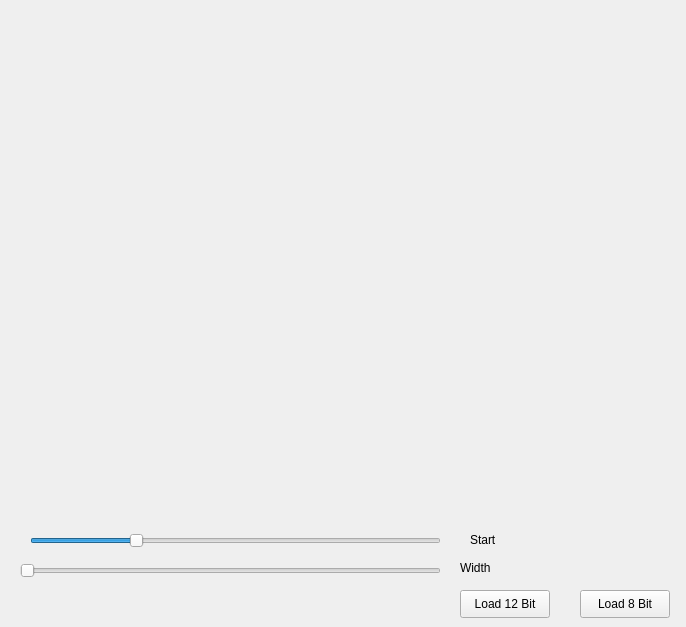
This is imageloader.ui in danikhani/CTScan_MT as Qt 5 draws it before an edit. The edited form follows.
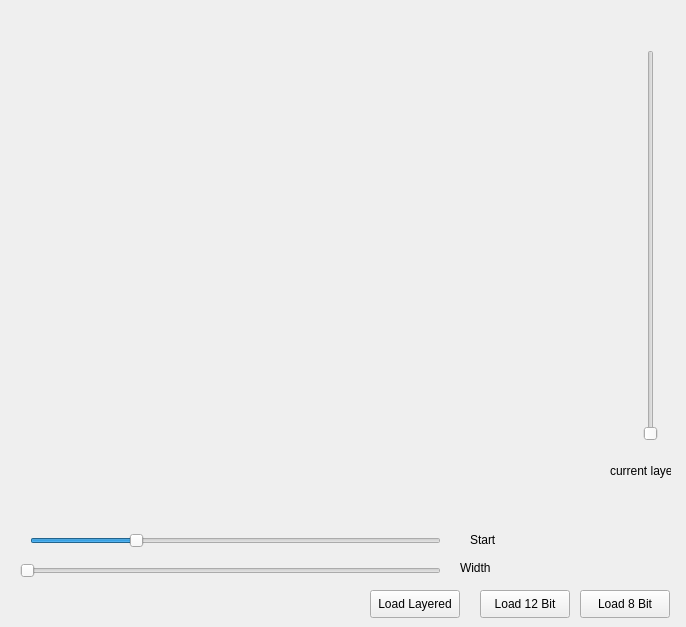
This is the edited form.

Diff of the .ui file:
```diff
--- a/imageloader.ui
+++ b/imageloader.ui
@@ -42,7 +42,7 @@
   <widget class="QPushButton" name="pushButton_12bit">
    <property name="geometry">
     <rect>
-     <x>460</x>
+     <x>480</x>
      <y>590</y>
      <width>90</width>
      <height>28</height>
@@ -125,6 +125,48 @@
     <string>Width</string>
    </property>
   </widget>
+  <widget class="QSlider" name="slider_current_layer">
+   <property name="geometry">
+    <rect>
+     <x>640</x>
+     <y>50</y>
+     <width>22</width>
+     <height>391</height>
+    </rect>
+   </property>
+   <property name="maximum">
+    <number>129</number>
+   </property>
+   <property name="orientation">
+    <enum>Qt::Vertical</enum>
+   </property>
+  </widget>
+  <widget class="QLabel" name="label_current_layer">
+   <property name="geometry">
+    <rect>
+     <x>610</x>
+     <y>430</y>
+     <width>61</width>
+     <height>81</height>
+    </rect>
+   </property>
+   <property name="text">
+    <string>current layer</string>
+   </property>
+  </widget>
+  <widget class="QPushButton" name="pushButton_layered">
+   <property name="geometry">
+    <rect>
+     <x>370</x>
+     <y>590</y>
+     <width>90</width>
+     <height>28</height>
+    </rect>
+   </property>
+   <property name="text">
+    <string>Load Layered</string>
+   </property>
+  </widget>
  </widget>
  <layoutdefault spacing="6" margin="11"/>
  <resources/>
```
